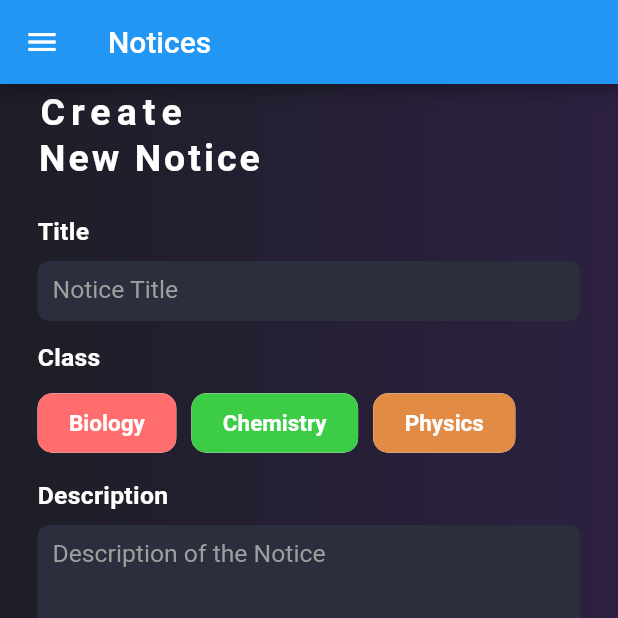
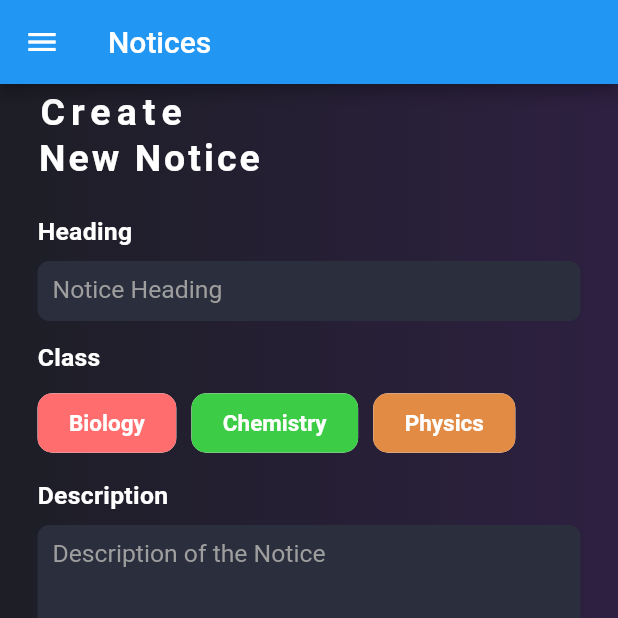
Before and after one commit to MishanPerera/Institute_Management_App, a Flutter app: the Notice screen opened directly, on a phone screen of 412 x 824 dp, the top half of it. Run offline on Flutter 3.47's test engine with Material 2 defaults, Android fonts, the phone set to English and light mode, and no system bars; our stand-ins replace cloud_firestore, email_validator, firebase_auth, firebase_core, firebase_database, flutter_slidable and 3 more; missing offline and left inert: day_picker; accounts and stored records are empty.

Commit message:
complete  add notice function and diplay notices function

```diff
--- a/institute_management_app/lib/screens/main_page.dart
+++ b/institute_management_app/lib/screens/main_page.dart
@@ -5,7 +5,7 @@ import 'package:institute_management_app/models/menu_page_model.dart';
 import 'package:institute_management_app/screens/menu_page.dart';
 
 import 'package:institute_management_app/screens/time_table_screen.dart';
-import 'package:institute_management_app/screens/notice_screen.dart';
+import 'package:institute_management_app/screens/noticeDisplayScreen.dart';
 import 'package:institute_management_app/screens/TeacherScreen.dart';
 import 'package:institute_management_app/screens/sample_page_3.dart';
 import 'package:institute_management_app/screens/AboutUsPage.dart';
@@ -48,7 +48,7 @@ class _MainPageState extends State<MainPage> {
           title: 'Time Table',
         );
       case MenuItems.notice:
-        return const Notice();
+        return const noticeDisplay();
       case MenuItems.teacher:
         return const TeacherScreen();
       case MenuItems.help:
--- a/institute_management_app/lib/screens/notice_screen.dart
+++ b/institute_management_app/lib/screens/notice_screen.dart
@@ -1,3 +1,5 @@
+import 'package:cloud_firestore/cloud_firestore.dart';
+import 'package:firebase_core/firebase_core.dart';
 import 'package:flutter/material.dart';
 import 'package:flutter_zoom_drawer/flutter_zoom_drawer.dart';
 
@@ -29,6 +31,11 @@ class Notice extends StatefulWidget {
 }
 
 class _NoticeState extends State<Notice> {
+  TextEditingController _headingController = TextEditingController();
+  TextEditingController _descriptionController = TextEditingController();
+  String classType = "";
+  String category = "";
+
   @override
   Widget build(BuildContext context) {
     return Scaffold(
@@ -75,11 +82,11 @@ class _NoticeState extends State<Notice> {
                     SizedBox(
                       height: 25,
                     ),
-                    label("Title"),
+                    label("Heading"),
                     SizedBox(
                       height: 10,
                     ),
-                    title(),
+                    heading(),
                     SizedBox(
                       height: 15,
                     ),
@@ -89,15 +96,15 @@ class _NoticeState extends State<Notice> {
                     ),
                     Row(
                       children: [
-                        chipData("Biology", 0xffff6d6e),
+                        className("Biology", 0xffff6d6e),
                         SizedBox(
                           width: 10,
                         ),
-                        chipData("Chemistry", 0xFF3CCC46),
+                        className("Chemistry", 0xFF3CCC46),
                         SizedBox(
                           width: 10,
                         ),
-                        chipData("Physics", 0xFFE28B44),
+                        className("Physics", 0xFFE28B44),
                       ],
                     ),
                     SizedBox(
@@ -117,15 +124,15 @@ class _NoticeState extends State<Notice> {
                     ),
                     Wrap(
                       children: [
-                        chipData("Exam", 0xff2664fa),
+                        categoryType("Exam", 0xff2664fa),
                         SizedBox(
                           width: 10,
                         ),
-                        chipData("Holiday", 0xff2bc8d9),
+                        categoryType("Holiday", 0xff2bc8d9),
                         SizedBox(
                           width: 10,
                         ),
-                        chipData("Other", 0xff6557ff),
+                        categoryType("Other", 0xff6557ff),
                       ],
                     ),
                     SizedBox(
@@ -139,7 +146,6 @@ class _NoticeState extends State<Notice> {
           ),
         ),
       ),
-      // backgroundColor: Colors.amberAccent,
       appBar: AppBar(
         leading: IconButton(
           icon: const Icon(Icons.menu),
@@ -153,7 +159,17 @@ class _NoticeState extends State<Notice> {
   }
 
   Widget button() {
-    return Container(
+    return InkWell(
+      onTap: () {
+        FirebaseFirestore.instance.collection("notices").add({
+          "heading": _headingController.text,
+          "classType": classType,
+          "description": _descriptionController.text,
+          "category": category
+        });
+        Navigator.pop(context);
+      },
+      child: Container(
         height: 45,
         width: MediaQuery.of(context).size.width,
         decoration: BoxDecoration(
@@ -175,6 +191,35 @@ class _NoticeState extends State<Notice> {
             ),
           ),
         ),
+      ),
+    );
+  }
+
+  Widget categoryType(String label, int color) {
+    return InkWell(
+      onTap: () {
+        setState(() {
+          category = label;
+        });
+      },
+      child: Chip(
+        backgroundColor: category == label ? Colors.white : Color(color),
+        shape: RoundedRectangleBorder(
+          borderRadius: BorderRadius.circular(10),
+        ),
+        label: Text(
+          label,
+          style: TextStyle(
+            color: category == label ? Colors.black : Colors.white,
+            fontSize: 15,
+            fontWeight: FontWeight.w600,
+          ),
+        ),
+        labelPadding: EdgeInsets.symmetric(
+          horizontal: 17,
+          vertical: 3.8,
+        ),
+      ),
     );
   }
 
@@ -187,6 +232,7 @@ class _NoticeState extends State<Notice> {
         borderRadius: BorderRadius.circular(8),
       ),
       child: TextFormField(
+        controller: _descriptionController,
         style: TextStyle(
           color: Colors.grey,
           fontSize: 17,
@@ -208,16 +254,24 @@ class _NoticeState extends State<Notice> {
     );
   }
 
-  Widget chipData(String label, int color) {
-    return Chip(
-      backgroundColor: Color(color),
+  Widget className(String label, int color) {
+    return InkWell(
+      onTap: () {
+        setState(() {
+          classType = label;
+        });
+      },
+      child: Chip(
+        backgroundColor: classType == label
+            ? Colors.white
+            : Color(color), //ternairy operator
         shape: RoundedRectangleBorder(
           borderRadius: BorderRadius.circular(10),
         ),
         label: Text(
           label,
           style: TextStyle(
-          color: Colors.white,
+            color: classType == label ? Color(0xff2d2041) : Colors.white,
             fontSize: 15,
             fontWeight: FontWeight.w600,
           ),
@@ -226,10 +280,11 @@ class _NoticeState extends State<Notice> {
           horizontal: 17,
           vertical: 3.8,
         ),
+      ),
     );
   }
 
-  Widget title() {
+  Widget heading() {
     return Container(
       height: 40,
       width: MediaQuery.of(context).size.width,
@@ -238,13 +293,14 @@ class _NoticeState extends State<Notice> {
         borderRadius: BorderRadius.circular(8),
       ),
       child: TextFormField(
+        controller: _headingController,
         style: TextStyle(
           color: Colors.grey,
           fontSize: 17,
         ),
         decoration: InputDecoration(
             border: InputBorder.none,
-            hintText: "Notice Title",
+            hintText: "Notice Heading",
             hintStyle: TextStyle(
               color: Colors.grey,
               fontSize: 16.5,
```
Also changed, not shown: institute_management_app/lib/reusable_widgets/noticeCard.dart (added, +76 -0 lines), institute_management_app/lib/screens/noticeDisplayScreen.dart (added, +171 -0 lines). Lines whose indentation alone changed are shown as unchanged.
